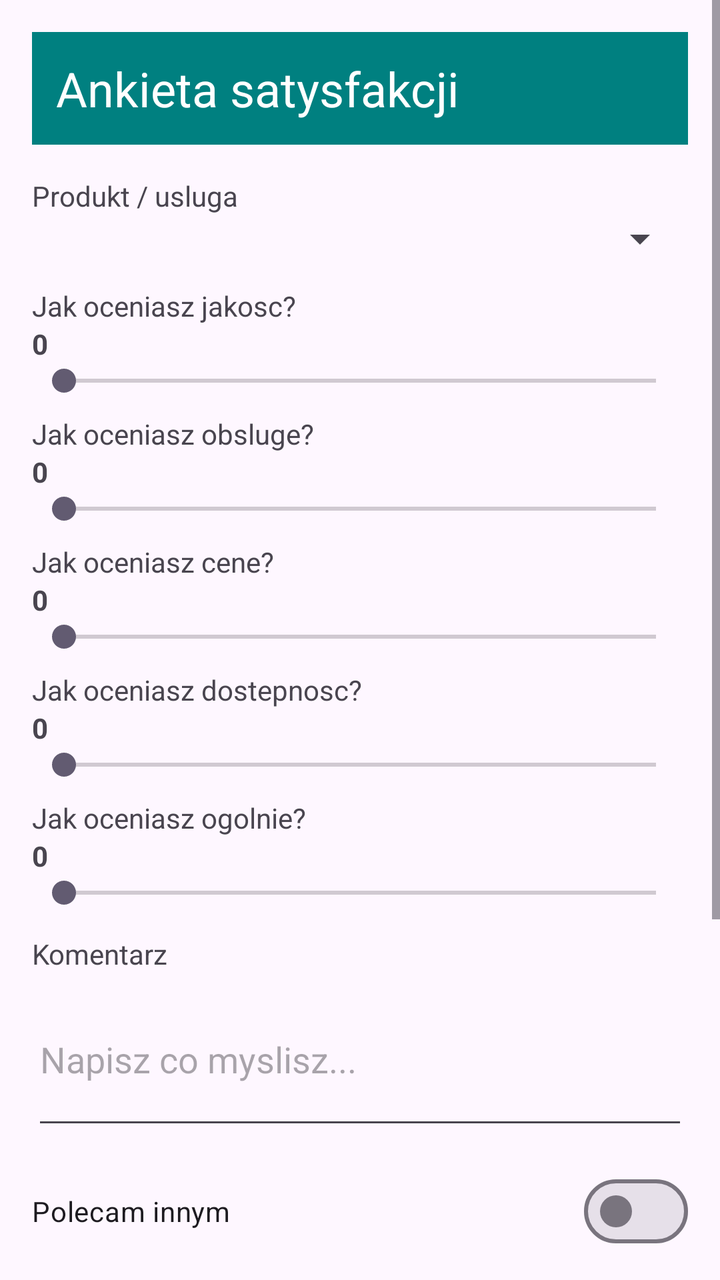
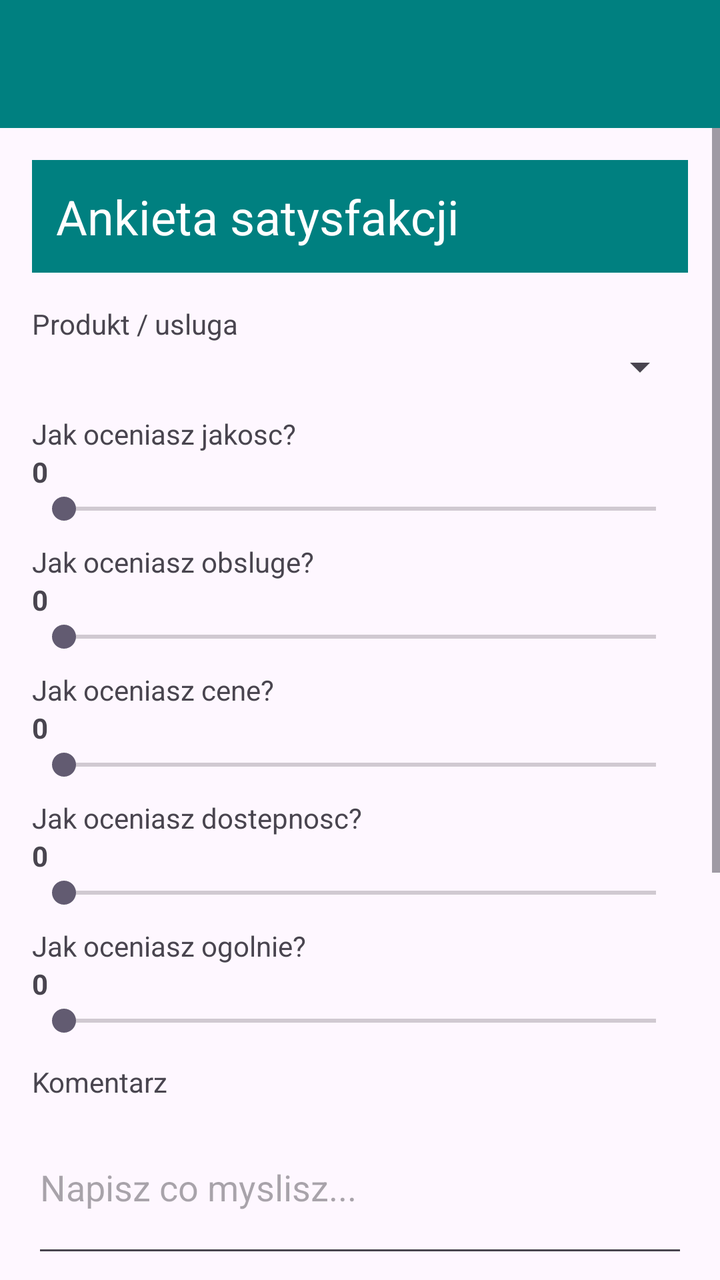

Screens rendered from an Android XML layout before and after an edit, with the pre-edit source and the edit as a unified diff.
<!-- AndroidManifest.xml: application theme Theme.Zapisy -->
<!-- res/layout/activity_survey.xml -->
<?xml version="1.0" encoding="utf-8"?>
<ScrollView xmlns:android="http://schemas.android.com/apk/res/android"
    xmlns:tools="http://schemas.android.com/tools"
    android:id="@+id/main"
    android:layout_width="match_parent"
    android:layout_height="match_parent"
    android:fillViewport="true"
    tools:context=".MainActivity">

    <LinearLayout
        android:layout_width="match_parent"
        android:layout_height="wrap_content"
        android:orientation="vertical"
        android:padding="16dp">

        <TextView
            android:layout_width="match_parent"
            android:layout_height="wrap_content"
            android:background="#008080"
            android:padding="12dp"
            android:text="@string/survey_header"
            android:textColor="#FFFFFF"
            android:textSize="24sp" />

        <TextView
            android:layout_width="wrap_content"
            android:layout_height="wrap_content"
            android:layout_marginTop="16dp"
            android:text="@string/label_product" />

        <Spinner
            android:id="@+id/spProduct"
            android:layout_width="match_parent"
            android:layout_height="wrap_content" />

        <TextView
            android:layout_width="wrap_content"
            android:layout_height="wrap_content"
            android:layout_marginTop="12dp"
            android:text="@string/label_q1" />
        <TextView android:id="@+id/tvQ1" android:layout_width="wrap_content" android:layout_height="wrap_content" android:text="0" android:textStyle="bold" />
        <SeekBar android:id="@+id/sbQ1" android:layout_width="match_parent" android:layout_height="wrap_content" android:max="10" android:progress="0" />

        <TextView
            android:layout_width="wrap_content"
            android:layout_height="wrap_content"
            android:layout_marginTop="8dp"
            android:text="@string/label_q2" />
        <TextView android:id="@+id/tvQ2" android:layout_width="wrap_content" android:layout_height="wrap_content" android:text="0" android:textStyle="bold" />
        <SeekBar android:id="@+id/sbQ2" android:layout_width="match_parent" android:layout_height="wrap_content" android:max="10" android:progress="0" />

        <TextView
            android:layout_width="wrap_content"
            android:layout_height="wrap_content"
            android:layout_marginTop="8dp"
            android:text="@string/label_q3" />
        <TextView android:id="@+id/tvQ3" android:layout_width="wrap_content" android:layout_height="wrap_content" android:text="0" android:textStyle="bold" />
        <SeekBar android:id="@+id/sbQ3" android:layout_width="match_parent" android:layout_height="wrap_content" android:max="10" android:progress="0" />

        <TextView
            android:layout_width="wrap_content"
            android:layout_height="wrap_content"
            android:layout_marginTop="8dp"
            android:text="@string/label_q4" />
        <TextView android:id="@+id/tvQ4" android:layout_width="wrap_content" android:layout_height="wrap_content" android:text="0" android:textStyle="bold" />
        <SeekBar android:id="@+id/sbQ4" android:layout_width="match_parent" android:layout_height="wrap_content" android:max="10" android:progress="0" />

        <TextView
            android:layout_width="wrap_content"
            android:layout_height="wrap_content"
            android:layout_marginTop="8dp"
            android:text="@string/label_q5" />
        <TextView android:id="@+id/tvQ5" android:layout_width="wrap_content" android:layout_height="wrap_content" android:text="0" android:textStyle="bold" />
        <SeekBar android:id="@+id/sbQ5" android:layout_width="match_parent" android:layout_height="wrap_content" android:max="10" android:progress="0" />

        <TextView
            android:layout_width="wrap_content"
            android:layout_height="wrap_content"
            android:layout_marginTop="12dp"
            android:text="@string/label_comment" />

        <EditText
            android:id="@+id/etComment"
            android:layout_width="match_parent"
            android:layout_height="wrap_content"
            android:hint="@string/hint_comment"
            android:inputType="textMultiLine"
            android:minLines="3" />

        <com.google.android.material.materialswitch.MaterialSwitch
            android:id="@+id/swRecommend"
            android:layout_width="match_parent"
            android:layout_height="wrap_content"
            android:layout_marginTop="12dp"
            android:text="@string/label_recommend" />

        <CheckBox
            android:id="@+id/cbPublish"
            android:layout_width="wrap_content"
            android:layout_height="wrap_content"
            android:text="@string/publish_consent" />

        <Button
            android:id="@+id/btnSendSurvey"
            android:layout_width="match_parent"
            android:layout_height="wrap_content"
            android:layout_marginTop="16dp"
            android:enabled="false"
            android:text="@string/btn_send_survey" />

        <Button
            android:id="@+id/btnAbout"
            android:layout_width="match_parent"
            android:layout_height="wrap_content"
            android:text="@string/btn_about" />
        <Button
            android:id="@+id/btnClearSurvey"
            android:layout_width="match_parent"
            android:layout_height="wrap_content"
            android:text="@string/btn_clear_survey" />

        <TextView
            android:id="@+id/tvSurveySummary"
            android:layout_width="match_parent"
            android:layout_height="wrap_content"
            android:layout_marginTop="16dp"
            android:textSize="16sp" />

    </LinearLayout>
</ScrollView>
<!-- resources referenced by this layout -->
<resources>
  <string name="btn_about">O APLIKACJI</string>
  <string name="btn_clear_survey">Wyczysc formularz</string>
  <string name="btn_send_survey">WYSLIJ ANKIETE</string>
  <string name="hint_comment">Napisz co myslisz...</string>
  <string name="label_comment">Komentarz</string>
  <string name="label_product">Produkt / usluga</string>
  <string name="label_q1">Jak oceniasz jakosc?</string>
  <string name="label_q2">Jak oceniasz obsluge?</string>
  <string name="label_q3">Jak oceniasz cene?</string>
  <string name="label_q4">Jak oceniasz dostepnosc?</string>
  <string name="label_q5">Jak oceniasz ogolnie?</string>
  <string name="label_recommend">Polecam innym</string>
  <string name="publish_consent">Zgadzam sie na publikacje opinii</string>
  <string name="survey_header">Ankieta satysfakcji</string>
  <style name="Theme.Zapisy" parent="Base.Theme.Zapisy" />
  <style name="Base.Theme.Zapisy" parent="Theme.Material3.DayNight.NoActionBar">
          
          
      </style>
</resources>

<!-- the commit's change to res/layout/activity_survey.xml (unified diff, before → after) -->
@@ -1,130 +1,128 @@
 <?xml version="1.0" encoding="utf-8"?>
-<ScrollView xmlns:android="http://schemas.android.com/apk/res/android"
+<LinearLayout xmlns:android="http://schemas.android.com/apk/res/android"
+
     xmlns:tools="http://schemas.android.com/tools"
-    android:id="@+id/main"
     android:layout_width="match_parent"
     android:layout_height="match_parent"
-    android:fillViewport="true"
-    tools:context=".MainActivity">
+    android:orientation="vertical"
+    tools:context=".MainActivity"
+    xmlns:app="http://schemas.android.com/apk/res-auto">
 
-    <LinearLayout
+    <androidx.appcompat.widget.Toolbar
+        android:id="@+id/toolbar"
         android:layout_width="match_parent"
-        android:layout_height="wrap_content"
-        android:orientation="vertical"
-        android:padding="16dp">
+        android:layout_height="?attr/actionBarSize"
+        android:background="#008080"
+        android:theme="@style/ThemeOverlay.AppCompat.Dark.ActionBar"
+        app:titleTextColor="#FFFFFF"/>
 
-        <TextView
+    <ScrollView
+        android:id="@+id/main"
+        android:layout_width="match_parent"
+        android:layout_height="0dp"
+        android:layout_weight="1"
+        android:fillViewport="true">
+
+        <LinearLayout
             android:layout_width="match_parent"
             android:layout_height="wrap_content"
-            android:background="#008080"
-            android:padding="12dp"
-            android:text="@string/survey_header"
-            android:textColor="#FFFFFF"
-            android:textSize="24sp" />
+            android:orientation="vertical"
+            android:padding="16dp">
 
-        <TextView
-            android:layout_width="wrap_content"
-            android:layout_height="wrap_content"
-            android:layout_marginTop="16dp"
-            android:text="@string/label_product" />
+            <TextView
+                android:layout_width="match_parent"
+                android:layout_height="wrap_content"
+                android:background="#008080"
+                android:padding="12dp"
+                android:text="@string/survey_header"
+                android:textColor="#FFFFFF"
+                android:textSize="24sp" />
 
-        <Spinner
-            android:id="@+id/spProduct"
-            android:layout_width="match_parent"
-            android:layout_height="wrap_content" />
+            <TextView
+                android:layout_width="wrap_content"
+                android:layout_height="wrap_content"
+                android:layout_marginTop="16dp"
+                android:text="@string/label_product" />
 
-        <TextView
-            android:layout_width="wrap_content"
-            android:layout_height="wrap_content"
-            android:layout_marginTop="12dp"
-            android:text="@string/label_q1" />
-        <TextView android:id="@+id/tvQ1" android:layout_width="wrap_content" android:layout_height="wrap_content" android:text="0" android:textStyle="bold" />
-        <SeekBar android:id="@+id/sbQ1" android:layout_width="match_parent" android:layout_height="wrap_content" android:max="10" android:progress="0" />
+            <Spinner
+                android:id="@+id/spProduct"
+                android:layout_width="match_parent"
+                android:layout_height="wrap_content" />
 
-        <TextView
-            android:layout_width="wrap_content"
-            android:layout_height="wrap_content"
-            android:layout_marginTop="8dp"
-            android:text="@string/label_q2" />
-        <TextView android:id="@+id/tvQ2" android:layout_width="wrap_content" android:layout_height="wrap_content" android:text="0" android:textStyle="bold" />
-        <SeekBar android:id="@+id/sbQ2" android:layout_width="match_parent" android:layout_height="wrap_content" android:max="10" android:progress="0" />
+            <TextView android:layout_width="wrap_content" android:layout_height="wrap_content" android:layout_marginTop="12dp" android:text="@string/label_q1" />
+            <TextView android:id="@+id/tvQ1" android:layout_width="wrap_content" android:layout_height="wrap_content" android:text="0" android:textStyle="bold" />
+            <SeekBar android:id="@+id/sbQ1" android:layout_width="match_parent" android:layout_height="wrap_content" android:max="10" android:progress="0" />
 
-        <TextView
-            android:layout_width="wrap_content"
-            android:layout_height="wrap_content"
-            android:layout_marginTop="8dp"
-            android:text="@string/label_q3" />
-        <TextView android:id="@+id/tvQ3" android:layout_width="wrap_content" android:layout_height="wrap_content" android:text="0" android:textStyle="bold" />
-        <SeekBar android:id="@+id/sbQ3" android:layout_width="match_parent" android:layout_height="wrap_content" android:max="10" android:progress="0" />
+            <TextView android:layout_width="wrap_content" android:layout_height="wrap_content" android:layout_marginTop="8dp" android:text="@string/label_q2" />
+            <TextView android:id="@+id/tvQ2" android:layout_width="wrap_content" android:layout_height="wrap_content" android:text="0" android:textStyle="bold" />
+            <SeekBar android:id="@+id/sbQ2" android:layout_width="match_parent" android:layout_height="wrap_content" android:max="10" android:progress="0" />
 
-        <TextView
-            android:layout_width="wrap_content"
-            android:layout_height="wrap_content"
-            android:layout_marginTop="8dp"
-            android:text="@string/label_q4" />
-        <TextView android:id="@+id/tvQ4" android:layout_width="wrap_content" android:layout_height="wrap_content" android:text="0" android:textStyle="bold" />
-        <SeekBar android:id="@+id/sbQ4" android:layout_width="match_parent" android:layout_height="wrap_content" android:max="10" android:progress="0" />
+            <TextView android:layout_width="wrap_content" android:layout_height="wrap_content" android:layout_marginTop="8dp" android:text="@string/label_q3" />
+            <TextView android:id="@+id/tvQ3" android:layout_width="wrap_content" android:layout_height="wrap_content" android:text="0" android:textStyle="bold" />
+            <SeekBar android:id="@+id/sbQ3" android:layout_width="match_parent" android:layout_height="wrap_content" android:max="10" android:progress="0" />
 
-        <TextView
-            android:layout_width="wrap_content"
-            android:layout_height="wrap_content"
-            android:layout_marginTop="8dp"
-            android:text="@string/label_q5" />
-        <TextView android:id="@+id/tvQ5" android:layout_width="wrap_content" android:layout_height="wrap_content" android:text="0" android:textStyle="bold" />
-        <SeekBar android:id="@+id/sbQ5" android:layout_width="match_parent" android:layout_height="wrap_content" android:max="10" android:progress="0" />
+            <TextView android:layout_width="wrap_content" android:layout_height="wrap_content" android:layout_marginTop="8dp" android:text="@string/label_q4" />
+            <TextView android:id="@+id/tvQ4" android:layout_width="wrap_content" android:layout_height="wrap_content" android:text="0" android:textStyle="bold" />
+            <SeekBar android:id="@+id/sbQ4" android:layout_width="match_parent" android:layout_height="wrap_content" android:max="10" android:progress="0" />
 
-        <TextView
-            android:layout_width="wrap_content"
-            android:layout_height="wrap_content"
-            android:layout_marginTop="12dp"
-            android:text="@string/label_comment" />
+            <TextView android:layout_width="wrap_content" android:layout_height="wrap_content" android:layout_marginTop="8dp" android:text="@string/label_q5" />
+            <TextView android:id="@+id/tvQ5" android:layout_width="wrap_content" android:layout_height="wrap_content" android:text="0" android:textStyle="bold" />
+            <SeekBar android:id="@+id/sbQ5" android:layout_width="match_parent" android:layout_height="wrap_content" android:max="10" android:progress="0" />
 
-        <EditText
-            android:id="@+id/etComment"
-            android:layout_width="match_parent"
-            android:layout_height="wrap_content"
-            android:hint="@string/hint_comment"
-            android:inputType="textMultiLine"
-            android:minLines="3" />
+            <TextView
+                android:layout_width="wrap_content"
+                android:layout_height="wrap_content"
+                android:layout_marginTop="12dp"
+                android:text="@string/label_comment" />
 
-        <com.google.android.material.materialswitch.MaterialSwitch
-            android:id="@+id/swRecommend"
-            android:layout_width="match_parent"
-            android:layout_height="wrap_content"
-            android:layout_marginTop="12dp"
-            android:text="@string/label_recommend" />
+            <EditText
+                android:id="@+id/etComment"
+                android:layout_width="match_parent"
+                android:layout_height="wrap_content"
+                android:hint="@string/hint_comment"
+                android:inputType="textMultiLine"
+                android:minLines="3" />
 
-        <CheckBox
-            android:id="@+id/cbPublish"
-            android:layout_width="wrap_content"
-            android:layout_height="wrap_content"
-            android:text="@string/publish_consent" />
+            <com.google.android.material.materialswitch.MaterialSwitch
+                android:id="@+id/swRecommend"
+                android:layout_width="match_parent"
+                android:layout_height="wrap_content"
+                android:layout_marginTop="12dp"
+                android:text="@string/label_recommend" />
 
-        <Button
-            android:id="@+id/btnSendSurvey"
-            android:layout_width="match_parent"
-            android:layout_height="wrap_content"
-            android:layout_marginTop="16dp"
-            android:enabled="false"
-            android:text="@string/btn_send_survey" />
+            <CheckBox
+                android:id="@+id/cbPublish"
+                android:layout_width="wrap_content"
+                android:layout_height="wrap_content"
+                android:text="@string/publish_consent" />
 
-        <Button
-            android:id="@+id/btnAbout"
-            android:layout_width="match_parent"
-            android:layout_height="wrap_content"
-            android:text="@string/btn_about" />
-        <Button
-            android:id="@+id/btnClearSurvey"
-            android:layout_width="match_parent"
-            android:layout_height="wrap_content"
-            android:text="@string/btn_clear_survey" />
+            <Button
+                android:id="@+id/btnSendSurvey"
+                android:layout_width="match_parent"
+                android:layout_height="wrap_content"
+                android:layout_marginTop="16dp"
+                android:enabled="false"
+                android:text="@string/btn_send_survey" />
 
-        <TextView
-            android:id="@+id/tvSurveySummary"
-            android:layout_width="match_parent"
-            android:layout_height="wrap_content"
-            android:layout_marginTop="16dp"
-            android:textSize="16sp" />
+            <Button
+                android:id="@+id/btnAbout"
+                android:layout_width="match_parent"
+                android:layout_height="wrap_content"
+                android:text="@string/btn_about" />
 
-    </LinearLayout>
-</ScrollView>
+            <Button
+                android:id="@+id/btnClearSurvey"
+                android:layout_width="match_parent"
+                android:layout_height="wrap_content"
+                android:text="@string/btn_clear_survey" />
+
+            <TextView
+                android:id="@+id/tvSurveySummary"
+                android:layout_width="match_parent"
+                android:layout_height="wrap_content"
+                android:layout_marginTop="16dp"
+                android:textSize="16sp" />
+
+        </LinearLayout>
+    </ScrollView>
+</LinearLayout>
